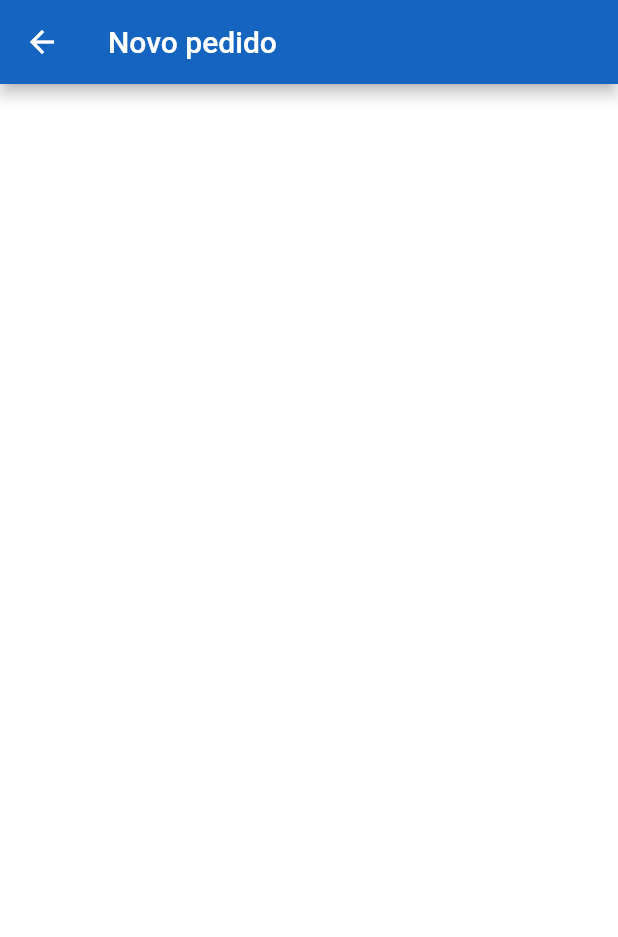
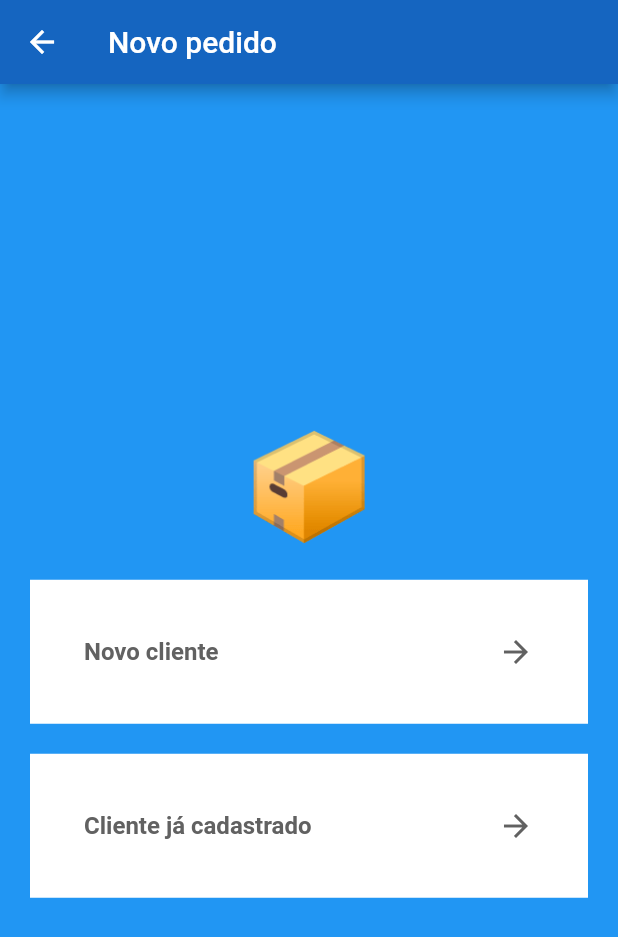
Before and after one commit to lilrau/HigLimp, a Flutter app: the screen it shows after launch, after a tap on "Novo pedido", on a phone screen of 412 x 824 dp. Shown: the top 937 px of the screen. Run offline on Flutter 3.47's test engine with Material 2 defaults, Android fonts, the phone set to English and light mode, and no system bars; our stand-ins replace table_calendar, video_player.

Commit message:
Nova tela de pedidos

```diff
--- a/lib/home_page.dart
+++ b/lib/home_page.dart
@@ -6,7 +6,6 @@ import 'package:dispmoveis/schedule.dart';
 import 'package:dispmoveis/employees.dart';
 import 'dart:async';
 import 'package:intl/intl.dart';
-
 
 class HomePage extends StatefulWidget {
   const HomePage({Key? key});
@@ -85,29 +84,6 @@ class _HomePageState extends State<HomePage> {
             Row(
               mainAxisAlignment: MainAxisAlignment.spaceEvenly,
               children: [
-                // register
-                GestureDetector(
-                  onTap: () {
-                    Navigator.of(context).push(MaterialPageRoute(
-                      builder: (context) => RegisterPage(),
-                    ));
-                  },
-                  child: Column(
-                    children: [
-                      Emoticon(
-                        emoticon: '📝',
-                      ),
-                      SizedBox(
-                        height: 8,
-                      ),
-                      Text(
-                        'Cadastrar cliente',
-                        style: TextStyle(color: Colors.white),
-                      ),
-                    ],
-                  ),
-                ),
-
                 // schedule
                 GestureDetector(
                   onTap: () {
@@ -179,33 +155,78 @@ class _HomePageState extends State<HomePage> {
               ],
             ),
 
-
             SizedBox(
               height: 70,
             ),
             Expanded(
               child: Container(
                 decoration: BoxDecoration(
-                  color: Colors.white,
+                  color: Colors.grey[200],
                   borderRadius: BorderRadius.only(
                     topLeft: Radius.circular(25.0),
                     topRight: Radius.circular(25.0),
                   ),
                 ),
                 width: double.infinity,
-                child: Center(
-                  child: Text(
-                    '',
-                    style: TextStyle(
-                      color: Colors.blue[700],
-                      fontSize: 24,
-                      fontWeight: FontWeight.bold,
-                    ),
+                alignment: Alignment.topLeft,
+                child: Padding(
+                  padding: const EdgeInsets.all(30.0),
+                  child: Column(
+                    crossAxisAlignment: CrossAxisAlignment.start,
+                    children: [
+                      Text(
+                        'Acesso rápido',
+                        style: TextStyle(
+                          color: Colors.grey[800],
+                          fontSize: 24,
+                          fontWeight: FontWeight.bold,
+                        ),
+                      ),
+                      SizedBox(height: 20),
+                      Container(
+                        width: double.infinity,
+                        padding: EdgeInsets.all(20),
+                        decoration: BoxDecoration(
+                          color: Colors.white,
+                          borderRadius: BorderRadius.circular(10),
+                        ),
+                        child: Row(
+                          children: [
+                            Icon(
+                              Icons.people,
+                              color: Colors.grey[700],
+                            ),
+                            SizedBox(
+                                width:
+                                    20), // Aumente o valor para adicionar mais espaço
+                            Column(
+                              crossAxisAlignment: CrossAxisAlignment.start,
+                              children: [
+                                Text(
+                                  'Lista de clientes',
+                                  style: TextStyle(
+                                    color: Colors.grey[700],
+                                    fontSize: 16,
+                                    fontWeight: FontWeight.bold,
+                                  ),
+                                ),
+                                Text(
+                                  '0 clientes',
+                                  style: TextStyle(
+                                    color: Colors.grey[700],
+                                    fontSize: 14,
+                                  ),
+                                ),
+                              ],
+                            ),
+                          ],
+                        ),
+                      )
+                    ],
                   ),
                 ),
               ),
             ),
-
           ],
         ),
       ),
--- a/lib/register.dart
+++ b/lib/register.dart
@@ -1,5 +1,6 @@
 import 'package:flutter/material.dart';
 import 'customer.dart';
+import 'schedule.dart';
 
 class RegisterPage extends StatefulWidget {
   const RegisterPage({Key? key}) : super(key: key);
@@ -33,8 +34,11 @@ class _RegisterPageState extends State<RegisterPage> {
                 controller: _nameController,
                 decoration: InputDecoration(labelText: 'Nome'),
                 validator: (value) {
+                  final nameRegex = RegExp(r'^[a-zA-Z\s]+$');
                   if (value == null || value.isEmpty) {
                     return 'Por favor, insira o nome';
+                  } else if (!nameRegex.hasMatch(value)) {
+                    return 'Nome só aceita letras e espaços';
                   }
                   return null;
                 },
@@ -43,8 +47,11 @@ class _RegisterPageState extends State<RegisterPage> {
                 controller: _phoneController,
                 decoration: InputDecoration(labelText: 'Celular'),
                 validator: (value) {
+                  final phoneRegex = RegExp(r'^\d{10,12}$');
                   if (value == null || value.isEmpty) {
                     return 'Por favor, insira o número de celular';
+                  } else if (!phoneRegex.hasMatch(value)) {
+                    return 'Celular só aceita números e deve ter entre 10 e 12 dígitos';
                   }
                   return null;
                 },
@@ -63,8 +70,12 @@ class _RegisterPageState extends State<RegisterPage> {
                 controller: _emailController,
                 decoration: InputDecoration(labelText: 'Email'),
                 validator: (value) {
+                  final emailRegex =
+                      RegExp(r'^[\w-]+(\.[\w-]+)*@[\w-]+(\.[\w-]+)+$');
                   if (value == null || value.isEmpty) {
                     return 'Por favor, insira o email';
+                  } else if (!emailRegex.hasMatch(value)) {
+                    return 'Email não está no formato correto';
                   }
                   return null;
                 },
@@ -73,17 +84,10 @@ class _RegisterPageState extends State<RegisterPage> {
               ElevatedButton(
                 onPressed: () {
                   if (_formKey.currentState!.validate()) {
-                    // Criar um objeto Customer com os dados do formulário
-                    final customer = Customer(
-                      name: _nameController.text,
-                      phone: _phoneController.text,
-                      address: _addressController.text,
-                      email: _emailController.text,
-                    );
+                    // Formulário válido, faça o que for necessário aqui
+                    // Por exemplo, envie os dados para um servidor
 
-                    // fazer algo com as informações (enviar para um banco de dados?)
-                    // adicionar código aqui para lidar com o registro do cliente
-
+                    // Limpar os campos após o registro
                     _nameController.clear();
                     _phoneController.clear();
                     _addressController.clear();
@@ -94,6 +98,12 @@ class _RegisterPageState extends State<RegisterPage> {
                         content: Text('Cliente registrado com sucesso!'),
                       ),
                     );
+
+                    // Navegar para a próxima tela (SchedulePage, no exemplo)
+                    // Substitua pelo código apropriado de navegação.
+                    Navigator.of(context).push(MaterialPageRoute(
+                      builder: (context) => SchedulePage(),
+                    ));
                   }
                 },
                 child: Text('Registrar'),
--- a/lib/schedule.dart
+++ b/lib/schedule.dart
@@ -1,7 +1,8 @@
 import 'package:flutter/material.dart';
+import 'package:dispmoveis/register.dart';
 
 class SchedulePage extends StatefulWidget {
-  const SchedulePage({super.key});
+  const SchedulePage({Key? key}) : super(key: key);
 
   @override
   State<SchedulePage> createState() => _SchedulePageState();
@@ -16,6 +17,80 @@ class _SchedulePageState extends State<SchedulePage> {
         title: Text('Novo pedido'),
         backgroundColor: Colors.blue[800],
       ),
+      body: Center(
+        child: Container(
+          color: Colors.blue,
+          padding: EdgeInsets.all(20),
+          child: Column(
+            mainAxisAlignment: MainAxisAlignment.center,
+            crossAxisAlignment: CrossAxisAlignment.stretch,
+            children: [
+              Text(
+                '📦',
+                style: TextStyle(
+                  color: Colors.white,
+                  fontSize: 72,
+                ),
+                textAlign: TextAlign.center,
+              ),
+
+              SizedBox(height: 20),
+
+              // Opção: Novo Cliente
+              GestureDetector(
+                onTap: () {
+                  Navigator.of(context).push(MaterialPageRoute(
+                    builder: (context) => RegisterPage(),
+                  ));
+                },
+                child: Container(
+                  color: Colors.white,
+                  padding: EdgeInsets.all(20),
+                  child: ListTile(
+                    title: Text(
+                      'Novo cliente',
+                      style: TextStyle(
+                        color: Colors.grey[700],
+                        fontWeight: FontWeight.bold,
+                      ),
+                    ),
+                    trailing: Icon(
+                      Icons.arrow_forward,
+                      color: Colors.grey[700],
+                    ),
+                  ),
+                ),
+              ),
+
+              SizedBox(height: 20),
+
+              // Opção: Cliente já cadastrado
+              GestureDetector(
+                onTap: () {
+                  // Implementar novo pedido
+                },
+                child: Container(
+                  color: Colors.white,
+                  padding: EdgeInsets.all(20),
+                  child: ListTile(
+                    title: Text(
+                      'Cliente já cadastrado',
+                      style: TextStyle(
+                        color: Colors.grey[700],
+                        fontWeight: FontWeight.bold,
+                      ),
+                    ),
+                    trailing: Icon(
+                      Icons.arrow_forward,
+                      color: Colors.grey[700],
+                    ),
+                  ),
+                ),
+              ),
+            ],
+          ),
+        ),
+      ),
     );
   }
 }
```
